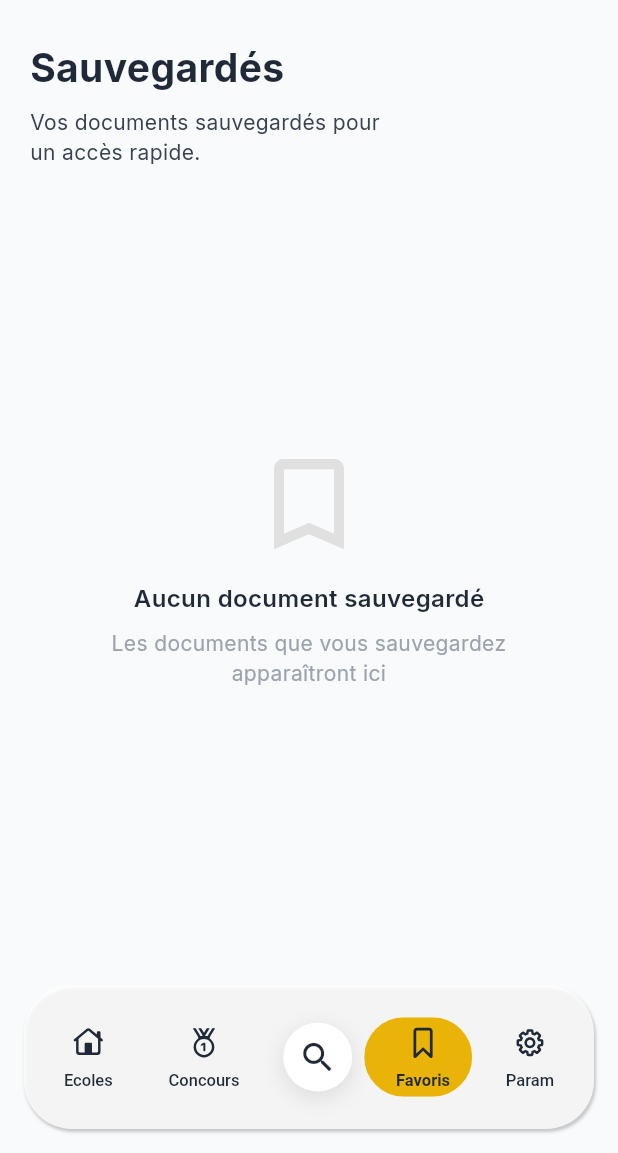
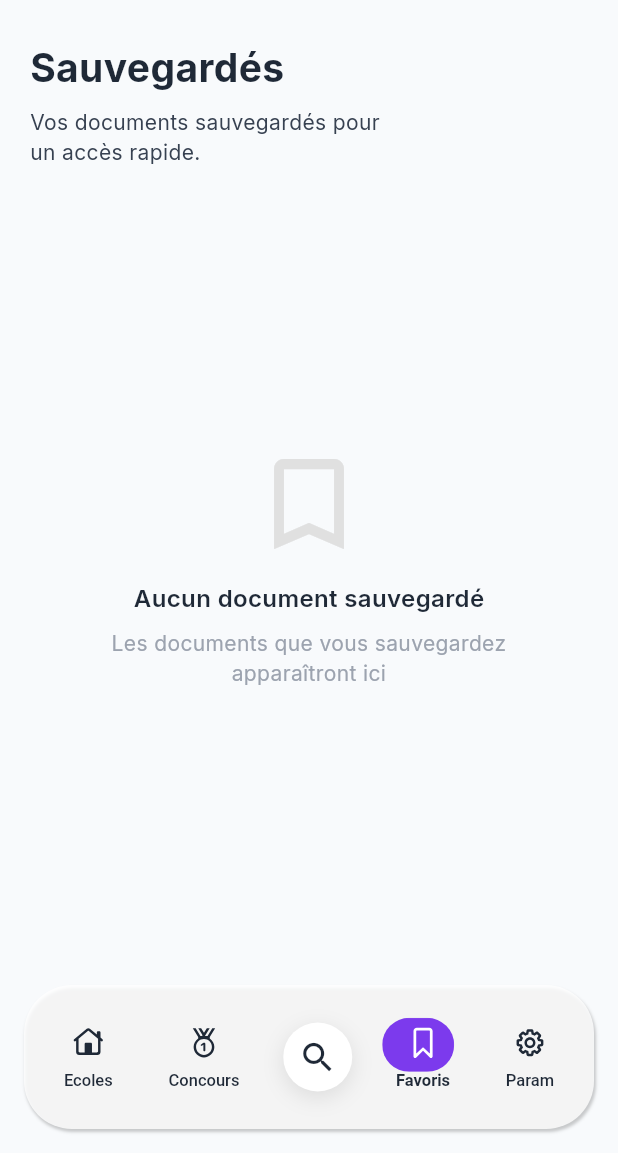
Before and after one commit to Rahim10020/docstore, a Flutter app: the screen it shows after launch, swiped to page 4, on a phone screen of 412 x 824 dp, the part 83-1236 px from its top. Run offline on Flutter 3.47's test engine with Material 3 defaults, Android fonts, the phone set to English and light mode, and no system bars; our stand-ins replace appwrite, flutter_riverpod, flutter_svg, google_fonts, logger, share_plus and 2 more; missing offline and left inert: flutter_cached_pdfview; network calls fail.

Commit message:
amelioration design bottom navbar

```diff
--- a/lib/ui/widgets/bottom_nav_bar.dart
+++ b/lib/ui/widgets/bottom_nav_bar.dart
@@ -51,14 +51,21 @@ class _DocStoreBottomNavBarState extends State<DocStoreBottomNavBar>
                 // compute alignment x from index
                 final step = 2.0 / (_itemCount - 1);
                 final alignX = -1.0 + widget.currentIndex * step;
-                final isCenter = widget.currentIndex == 2;
 
-                final double highlightWidth = isCenter ? 60 : 72;
-                final double highlightHeight = isCenter ? 60 : 53;
-                final double borderRadius = isCenter ? 36 : 30;
+                // We use a small square glass that only covers the icon and is
+                // vertically offset upwards so the label stays uncovered.
+
+                // Sizes chosen to cover the 26px icon plus padding and
+                // accommodate the animated scale (1.12).
+                final double highlightWidth = 48.0;
+                final double highlightHeight = 36.0;
+                final double borderRadius = 30.0;
+
+                // move the highlight up so it sits behind the icon, not the label
+                final double alignY = -0.45;
 
                 return AnimatedAlign(
-                  alignment: Alignment(alignX, 0),
+                  alignment: Alignment(alignX, alignY),
                   duration: const Duration(milliseconds: 320),
                   curve: Curves.easeOutCubic,
                   child: Padding(
@@ -75,7 +82,7 @@ class _DocStoreBottomNavBarState extends State<DocStoreBottomNavBar>
                             gradient: LinearGradient(
                               begin: Alignment.topLeft,
                               end: Alignment.bottomRight,
-                              colors: [AppTheme.primaryYellow, AppTheme.primaryYellow],
+                              colors: [AppTheme.primaryPurple, AppTheme.primaryPurple],
                             ),
                             border: Border.all(
                               color: Colors.white.withValues(alpha: 0.08),
@@ -163,7 +170,7 @@ class _AnimatedNavItem extends StatelessWidget {
 
   @override
   Widget build(BuildContext context) {
-    final activeColor = AppTheme.textPrimary;
+    final activeColor = Colors.white;
     final inactiveColor = AppTheme.textPrimary;
 
     return InkWell(
@@ -195,7 +202,7 @@ class _AnimatedNavItem extends StatelessWidget {
               style: TextStyle(
                 fontSize: 11,
                 fontWeight: isActive ? FontWeight.w600 : FontWeight.w500,
-                color: isActive ? activeColor : inactiveColor,
+                color: inactiveColor,
               ),
               child: Text(label),
             ),
@@ -214,7 +221,8 @@ class _SavedAnimatedNavItem extends StatelessWidget {
 
   @override
   Widget build(BuildContext context) {
-
+    final activeColor = Colors.white;
+    final inactiveColor = AppTheme.textPrimary;
     return InkWell(
       onTap: onTap,
       borderRadius: BorderRadius.circular(12),
@@ -237,7 +245,7 @@ class _SavedAnimatedNavItem extends StatelessWidget {
                 'assets/icons/saved.svg',
                 width: 26,
                 height: 26,
-                colorFilter: ColorFilter.mode(AppTheme.textPrimary, BlendMode.srcIn),
+                colorFilter: ColorFilter.mode( isActive? activeColor: inactiveColor, BlendMode.srcIn),
               ),
             ),
             const SizedBox(height: 6),
```
